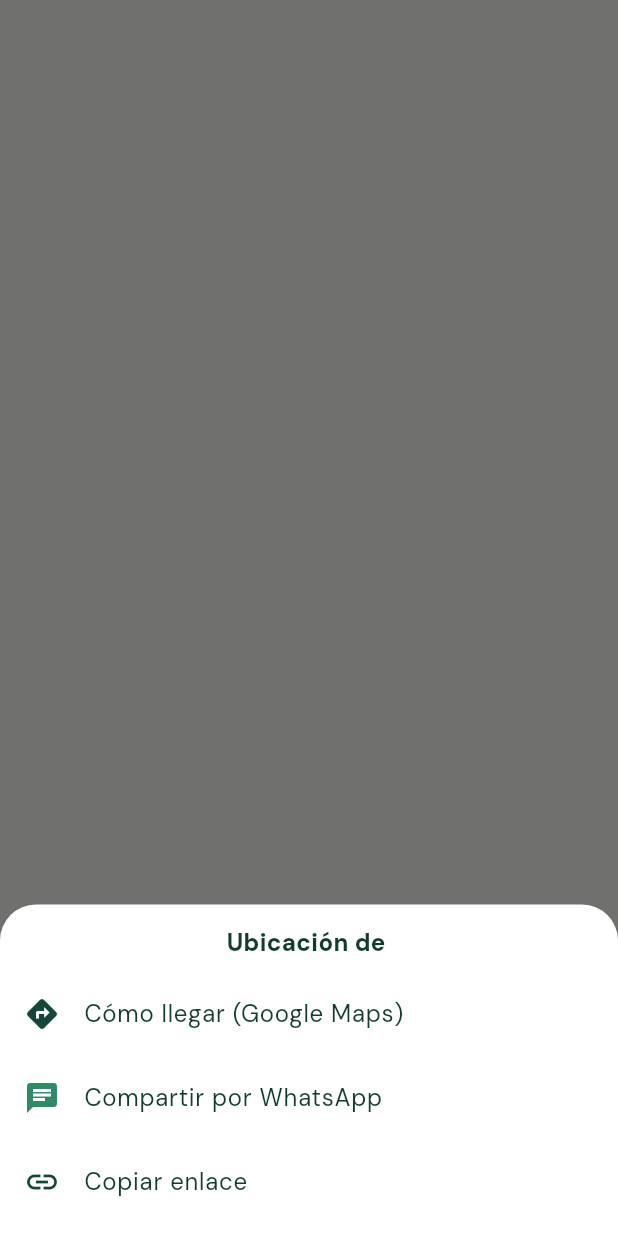
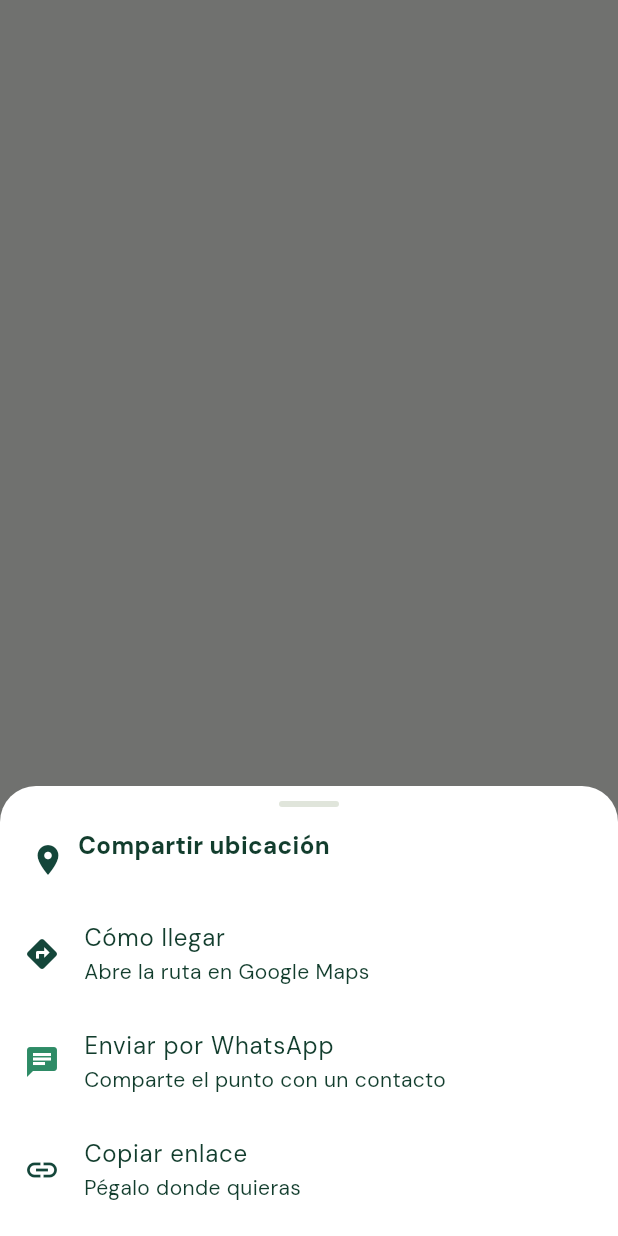
Before and after one commit to dcalagua/canchas-app-lima, a Flutter app: what menu() shows on an empty page, opened directly with empty values, on a phone screen of 412 x 824 dp. Run offline on Flutter 3.47's test engine with Material 3 defaults, Android fonts, the phone set to English and light mode, and no system bars; our stand-ins replace font_awesome_flutter, geocoding, geolocator, google_fonts, google_maps_flutter, google_sign_in and 3 more; accounts and stored records are empty.

Commit message:
Academias: UI/UX de compartir ubicación más clara
- Tarjeta de academia: reemplaza el pin suelto por dos botones etiquetados
  ("Ubicación" con ícono share_location + "Contactar"), del mismo ancho.
  Ahora se entiende que ahí se comparte/abre el mapa.
- Menú de compartir: asa de arrastre, encabezado "Compartir ubicación" con
  el nombre del lugar, y subtítulos que explican cada opción (cómo llegar,
  WhatsApp, copiar enlace).

Co-Authored-By: Claude Opus 4.8 (1M context) <noreply@anthropic.com>
Claude-Session: https://claude.ai/code/session_017fg7ijXuZRX6jvFjZELf83

```diff
--- a/lib/utils/ubicacion_share.dart
+++ b/lib/utils/ubicacion_share.dart
@@ -42,14 +42,43 @@ class UbicacionShare {
         child: Column(
           mainAxisSize: MainAxisSize.min,
           children: [
+            const SizedBox(height: 10),
+            Container(
+              width: 40,
+              height: 4,
+              decoration: BoxDecoration(
+                  color: trazo, borderRadius: BorderRadius.circular(999)),
+            ),
             const SizedBox(height: 14),
-            Text('Ubicación de $titulo',
-                style: const TextStyle(
-                    fontWeight: FontWeight.w800, fontSize: 16)),
-            const SizedBox(height: 8),
+            Padding(
+              padding: const EdgeInsets.symmetric(horizontal: 20),
+              child: Row(
+                children: [
+                  const Icon(Icons.place, color: verdeCancha),
+                  const SizedBox(width: 8),
+                  Expanded(
+                    child: Column(
+                      crossAxisAlignment: CrossAxisAlignment.start,
+                      children: [
+                        const Text('Compartir ubicación',
+                            style: TextStyle(
+                                fontWeight: FontWeight.w800, fontSize: 16)),
+                        Text(titulo,
+                            maxLines: 1,
+                            overflow: TextOverflow.ellipsis,
+                            style: const TextStyle(
+                                color: textoTenue, fontSize: 13)),
+                      ],
+                    ),
+                  ),
+                ],
+              ),
+            ),
+            const SizedBox(height: 6),
             ListTile(
               leading: const Icon(Icons.directions, color: verdeCancha),
-              title: const Text('Cómo llegar (Google Maps)'),
+              title: const Text('Cómo llegar'),
+              subtitle: const Text('Abre la ruta en Google Maps'),
               onTap: () {
                 Navigator.pop(ctx);
                 abrirMapa(punto);
@@ -57,7 +86,8 @@ class UbicacionShare {
             ),
             ListTile(
               leading: const Icon(Icons.chat, color: verde),
-              title: const Text('Compartir por WhatsApp'),
+              title: const Text('Enviar por WhatsApp'),
+              subtitle: const Text('Comparte el punto con un contacto'),
               onTap: () {
                 Navigator.pop(ctx);
                 compartirWhatsApp(punto, titulo);
@@ -66,6 +96,7 @@ class UbicacionShare {
             ListTile(
               leading: const Icon(Icons.link, color: bosque),
               title: const Text('Copiar enlace'),
+              subtitle: const Text('Pégalo donde quieras'),
               onTap: () {
                 Navigator.pop(ctx);
                 Clipboard.setData(
```
Also changed, not shown: lib/screens/academias_screen.dart (+26 -16 lines).
